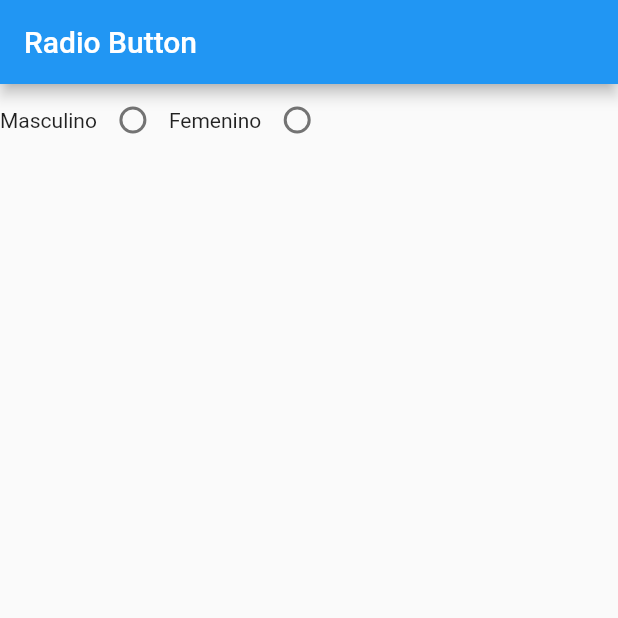
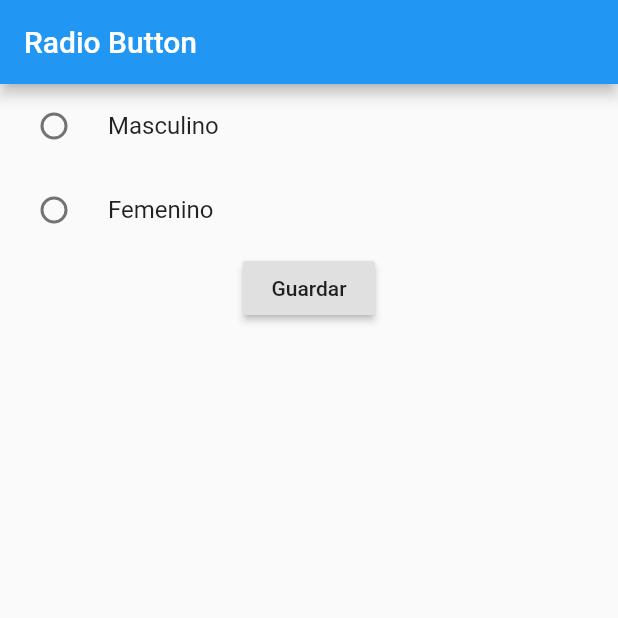
Before and after one commit to jminango20/flutter_CampoTexto, a Flutter app: the screen it shows after launch, on a phone screen of 412 x 824 dp, the top half of it. Run offline on Flutter 3.47's test engine with Material 2 defaults, Android fonts, the light colour scheme and no system bars.

Commit message:
RadioButtonListTile string

```diff
--- a/lib/EntradaRadioButton.dart
+++ b/lib/EntradaRadioButton.dart
@@ -16,8 +16,36 @@ class _EntradaRadioButtonState extends State<EntradaRadioButton> {
         title: Text("Radio Button"),
       ),
       body: Container(
-        child: Row(
+        child: Column(
           children: [
+            RadioListTile(
+                title: Text("Masculino"),
+                value: "m",
+                groupValue: _escolhaUsuario,
+                onChanged: (String escolha){
+                  setState(() {
+                    _escolhaUsuario = escolha;
+                  });
+                }
+            ),
+            RadioListTile(
+                title: Text("Femenino"),
+                value: "f",
+                groupValue: _escolhaUsuario,
+                onChanged: (String escolha){
+                  setState(() {
+                    _escolhaUsuario = escolha;
+                  });
+                }
+            ),
+            RaisedButton(
+                child: Text("Guardar"),
+                onPressed: (){
+                  print("Resultado: " + _escolhaUsuario);
+                }
+                )
+
+            /*
             Text("Masculino"),
             Radio(
                 value: "m",
@@ -39,7 +67,7 @@ class _EntradaRadioButtonState extends State<EntradaRadioButton> {
                   });
                   print("resultado: " + _escolhaUsuario);
                 }
-            )
+            )*/
           ],
         ),
       ),
```
